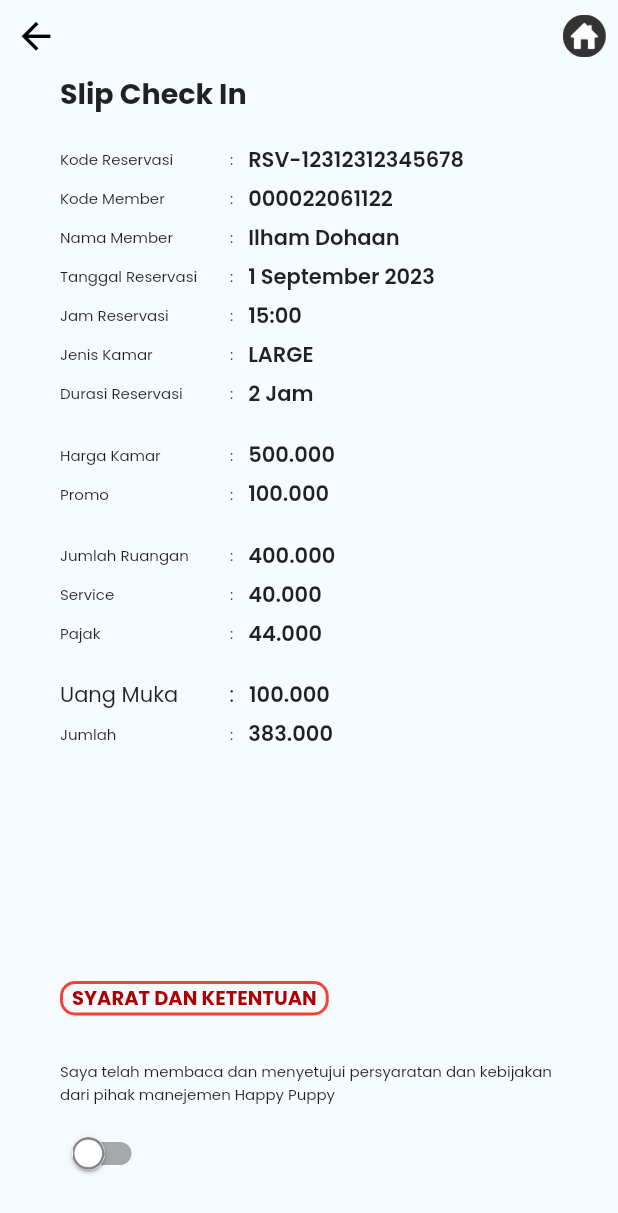
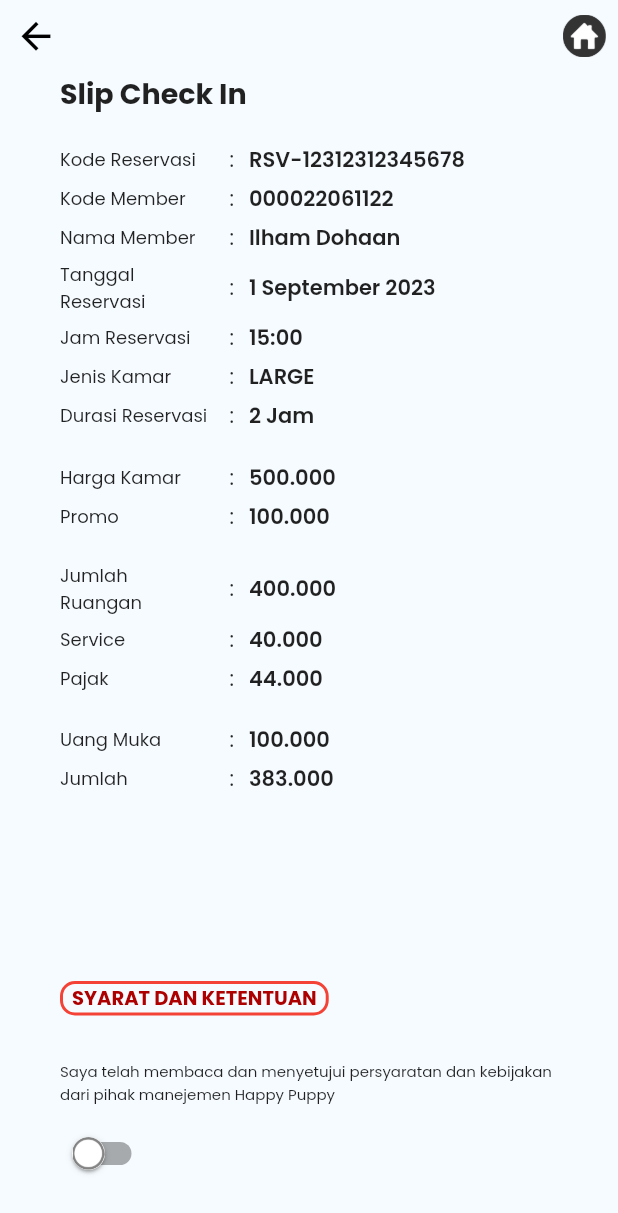
Before and after one commit to ilhmdhn/self_service, a Flutter app: the SlipCheckinPage screen opened by its route, on a phone screen of 412 x 824 dp. Shown: the top 1213 px of the screen. Run offline on Flutter 3.47's test engine with Material 2 defaults, Android fonts, the phone set to English and light mode, and no system bars; our stand-ins replace auto_size_text, cached_network_image, carousel_slider, flutter_bloc, flutter_svg, flutter_widget_from_html_core and 4 more; accounts and stored records are empty.

Commit message:
data dummy slip checkin

```diff
--- a/lib/main.dart
+++ b/lib/main.dart
@@ -4,7 +4,7 @@ import 'package:self_service/page/category_list_room_page/category_and_room_page
 import 'package:self_service/page/fnb_page/fnb_offering_page.dart';
 import 'package:self_service/page/register_puppy_club/register_club_page.dart';
 import 'package:self_service/page/reservation_code_page/reservation_input_page.dart';
-import 'package:self_service/page/reservation_code_page/slip_checkin_page.dart';
+import 'package:self_service/page/invoice_page/slip_checkin_page.dart';
 import 'package:self_service/page/room_detail_page/room_detail_page.dart';
 import 'package:self_service/page/fnb_page.dart';
 import 'package:self_service/page/login_member.dart';
--- a/lib/page/reservation_code_page/slip_checkin_page.dart
+++ b/lib/page/invoice_page/slip_checkin_page.dart
@@ -98,14 +98,14 @@ class _SlipCheckinPageState extends State<SlipCheckinPage> {
                           flex: 2,
                           child: Text(
                             'Kode Reservasi',
-                            style: GoogleFonts.poppins(fontSize: 10),
+                            style: GoogleFonts.poppins(fontSize: 12),
                           ),
                         ),
                         Padding(
                           padding: const EdgeInsets.symmetric(horizontal: 10),
                           child: Text(
                             ':',
-                            style: GoogleFonts.poppins(fontSize: 10),
+                            style: GoogleFonts.poppins(fontSize: 14),
                           ),
                         ),
                         Expanded(
@@ -127,14 +127,14 @@ class _SlipCheckinPageState extends State<SlipCheckinPage> {
                           flex: 2,
                           child: Text(
                             'Kode Member',
-                            style: GoogleFonts.poppins(fontSize: 10),
+                            style: GoogleFonts.poppins(fontSize: 12),
                           ),
                         ),
                         Padding(
                           padding: const EdgeInsets.symmetric(horizontal: 10),
                           child: Text(
                             ':',
-                            style: GoogleFonts.poppins(fontSize: 10),
+                            style: GoogleFonts.poppins(fontSize: 14),
                           ),
                         ),
                         Expanded(
@@ -156,14 +156,14 @@ class _SlipCheckinPageState extends State<SlipCheckinPage> {
                           flex: 2,
                           child: Text(
                             'Nama Member',
-                            style: GoogleFonts.poppins(fontSize: 10),
+                            style: GoogleFonts.poppins(fontSize: 12),
                           ),
                         ),
                         Padding(
                           padding: const EdgeInsets.symmetric(horizontal: 10),
                           child: Text(
                             ':',
-                            style: GoogleFonts.poppins(fontSize: 10),
+                            style: GoogleFonts.poppins(fontSize: 14),
                           ),
                         ),
                         Expanded(
@@ -185,14 +185,14 @@ class _SlipCheckinPageState extends State<SlipCheckinPage> {
                           flex: 2,
                           child: Text(
                             'Tanggal Reservasi',
-                            style: GoogleFonts.poppins(fontSize: 10),
+                            style: GoogleFonts.poppins(fontSize: 12),
                           ),
                         ),
                         Padding(
                           padding: const EdgeInsets.symmetric(horizontal: 10),
                           child: Text(
                             ':',
-                            style: GoogleFonts.poppins(fontSize: 10),
+                            style: GoogleFonts.poppins(fontSize: 14),
                           ),
                         ),
                         Expanded(
@@ -214,14 +214,14 @@ class _SlipCheckinPageState extends State<SlipCheckinPage> {
                           flex: 2,
                           child: Text(
                             'Jam Reservasi',
-                            style: GoogleFonts.poppins(fontSize: 10),
+                            style: GoogleFonts.poppins(fontSize: 12),
                           ),
                         ),
                         Padding(
                           padding: const EdgeInsets.symmetric(horizontal: 10),
                           child: Text(
                             ':',
-                            style: GoogleFonts.poppins(fontSize: 10),
+                            style: GoogleFonts.poppins(fontSize: 14),
                           ),
                         ),
                         Expanded(
@@ -243,14 +243,14 @@ class _SlipCheckinPageState extends State<SlipCheckinPage> {
                           flex: 2,
                           child: Text(
                             'Jenis Kamar',
-                            style: GoogleFonts.poppins(fontSize: 10),
+                            style: GoogleFonts.poppins(fontSize: 12),
                           ),
                         ),
                         Padding(
                           padding: const EdgeInsets.symmetric(horizontal: 10),
                           child: Text(
                             ':',
-                            style: GoogleFonts.poppins(fontSize: 10),
+                            style: GoogleFonts.poppins(fontSize: 14),
                           ),
                         ),
                         Expanded(
@@ -272,14 +272,14 @@ class _SlipCheckinPageState extends State<SlipCheckinPage> {
                           flex: 2,
                           child: Text(
                             'Durasi Reservasi',
-                            style: GoogleFonts.poppins(fontSize: 10),
+                            style: GoogleFonts.poppins(fontSize: 12),
                           ),
                         ),
                         Padding(
                           padding: const EdgeInsets.symmetric(horizontal: 10),
                           child: Text(
                             ':',
-                            style: GoogleFonts.poppins(fontSize: 10),
+                            style: GoogleFonts.poppins(fontSize: 14),
                           ),
                         ),
                         Expanded(
@@ -301,14 +301,14 @@ class _SlipCheckinPageState extends State<SlipCheckinPage> {
                           flex: 2,
                           child: Text(
                             'Harga Kamar',
-                            style: GoogleFonts.poppins(fontSize: 10),
+                            style: GoogleFonts.poppins(fontSize: 12),
                           ),
                         ),
                         Padding(
                           padding: const EdgeInsets.symmetric(horizontal: 10),
                           child: Text(
                             ':',
-                            style: GoogleFonts.poppins(fontSize: 10),
+                            style: GoogleFonts.poppins(fontSize: 14),
                           ),
                         ),
                         Expanded(
@@ -330,14 +330,14 @@ class _SlipCheckinPageState extends State<SlipCheckinPage> {
                           flex: 2,
                           child: Text(
                             'Promo',
-                            style: GoogleFonts.poppins(fontSize: 10),
+                            style: GoogleFonts.poppins(fontSize: 12),
                           ),
                         ),
                         Padding(
                           padding: const EdgeInsets.symmetric(horizontal: 10),
                           child: Text(
                             ':',
-                            style: GoogleFonts.poppins(fontSize: 10),
+                            style: GoogleFonts.poppins(fontSize: 14),
                           ),
                         ),
                         Expanded(
@@ -359,14 +359,14 @@ class _SlipCheckinPageState extends State<SlipCheckinPage> {
                           flex: 2,
                           child: Text(
                             'Jumlah Ruangan',
-                            style: GoogleFonts.poppins(fontSize: 10),
+                            style: GoogleFonts.poppins(fontSize: 12),
                           ),
                         ),
                         Padding(
                           padding: const EdgeInsets.symmetric(horizontal: 10),
                           child: Text(
                             ':',
-                            style: GoogleFonts.poppins(fontSize: 10),
+                            style: GoogleFonts.poppins(fontSize: 14),
                           ),
                         ),
                         Expanded(
@@ -388,14 +388,14 @@ class _SlipCheckinPageState extends State<SlipCheckinPage> {
                           flex: 2,
                           child: Text(
                             'Service',
-                            style: GoogleFonts.poppins(fontSize: 10),
+                            style: GoogleFonts.poppins(fontSize: 12),
                           ),
                         ),
                         Padding(
                           padding: const EdgeInsets.symmetric(horizontal: 10),
                           child: Text(
                             ':',
-                            style: GoogleFonts.poppins(fontSize: 10),
+                            style: GoogleFonts.poppins(fontSize: 14),
                           ),
                         ),
                         Expanded(
@@ -417,14 +417,14 @@ class _SlipCheckinPageState extends State<SlipCheckinPage> {
                           flex: 2,
                           child: Text(
                             'Pajak',
-                            style: GoogleFonts.poppins(fontSize: 10),
+                            style: GoogleFonts.poppins(fontSize: 12),
                           ),
                         ),
                         Padding(
                           padding: const EdgeInsets.symmetric(horizontal: 10),
                           child: Text(
                             ':',
-                            style: GoogleFonts.poppins(fontSize: 10),
+                            style: GoogleFonts.poppins(fontSize: 14),
                           ),
                         ),
                         Expanded(
@@ -446,7 +446,7 @@ class _SlipCheckinPageState extends State<SlipCheckinPage> {
                           flex: 2,
                           child: Text(
                             'Uang Muka',
-                            style: GoogleFonts.poppins(fontSize: 14),
+                            style: GoogleFonts.poppins(fontSize: 12),
                           ),
                         ),
                         Padding(
@@ -475,14 +475,14 @@ class _SlipCheckinPageState extends State<SlipCheckinPage> {
                           flex: 2,
                           child: Text(
                             'Jumlah',
-                            style: GoogleFonts.poppins(fontSize: 10),
+                            style: GoogleFonts.poppins(fontSize: 12),
                           ),
                         ),
                         Padding(
                           padding: const EdgeInsets.symmetric(horizontal: 10),
                           child: Text(
                             ':',
-                            style: GoogleFonts.poppins(fontSize: 10),
+                            style: GoogleFonts.poppins(fontSize: 14),
                           ),
                         ),
                         Expanded(
--- a/lib/page/register_puppy_club/register_club_page.dart
+++ b/lib/page/register_puppy_club/register_club_page.dart
@@ -1,7 +1,7 @@
 import 'package:flutter/material.dart';
 import 'package:google_fonts/google_fonts.dart';
 import 'package:self_service/page/fnb_page/fnb_offering_page.dart';
-import 'package:self_service/page/reservation_code_page/slip_checkin_page.dart';
+import 'package:self_service/page/invoice_page/slip_checkin_page.dart';
 import 'package:self_service/page/style/button_style.dart';
 import 'package:self_service/page/style/color_style.dart';
 import 'package:self_service/util/order_args.dart';
@@ -104,7 +104,7 @@ class RegisterClubPage extends StatelessWidget {
                   children: [
                     IconButton(
                       onPressed: () {
-                        Navigator.pop(context);
+                        Navigator.pop(context, orderArgs);
                       },
                       icon: const Icon(Icons.arrow_back),
                       iconSize: 29,
```
Also changed, not shown: lib/data/api/api_test.dart (+20 -2 lines), lib/data/model/slip_checkin_model.dart (added, +73 -0 lines), lib/page/invoice_page/invoice_bloc.dart (added, +19 -0 lines), lib/page/reservation_code_page/reservation_input_page.dart (+0 -9 lines), lib/page/reservation_code_page/reservation_scan_page.dart (+75 -14 lines).
